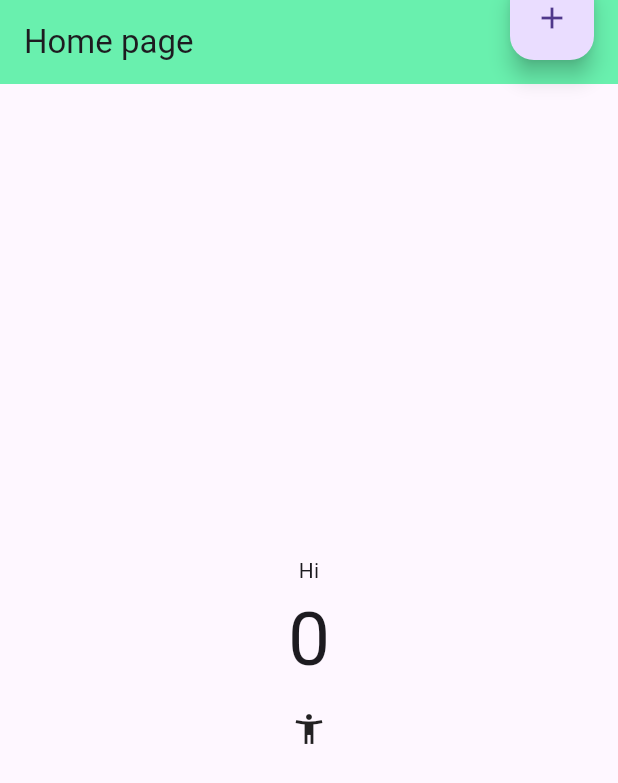
After one commit to Madina192/counterFlutter, a Flutter app: the MainPage screen opened directly, after a tap on the "accessibility new" icon, on a phone screen of 412 x 824 dp. The commit adds this screen. Shown: the top 783 px of the screen. Run offline on Flutter 3.47's test engine with Material 2 defaults, Android fonts, the phone set to English and light mode, and no system bars.

Commit message:
added second

```diff
--- a/lib/main.dart
+++ b/lib/main.dart
@@ -1,4 +1,5 @@
 import 'package:flutter/material.dart';
+
 
 void main() {
   runApp(const MyApp());
--- /dev/null
+++ b/lib/second.dart
@@ -0,0 +1,81 @@
+import 'package:flutter/material.dart';
+
+void main() => runApp(HomeApp());
+
+class HomeApp extends StatelessWidget {
+  const HomeApp({super.key});
+
+  @override
+  Widget build(BuildContext context) {
+    return MaterialApp(
+      debugShowCheckedModeBanner: false,
+      title: 'Home page',
+      theme: ThemeData(useMaterial3: true),
+      home: MainPage(),
+    );
+  }
+}
+
+class MainPage extends StatefulWidget {
+  const MainPage({super.key});
+
+  @override
+  State<MainPage> createState() => _MainPageState();
+}
+
+class _MainPageState extends State<MainPage> {
+  int counter = 0;
+
+  void reset() => setState(() {
+        counter = 0;
+      });
+  int greetingIndex = 0;
+  List<String> greetings = ['Hello', 'Hi', 'Ciao', 'Nihao'];
+
+  void setGreeting() {
+    setState(() {
+      if (greetingIndex >= greetings.length - 1) {
+        greetingIndex = 0;
+      } else {
+        greetingIndex++;
+      }
+    });
+  }
+
+  @override
+  Widget build(BuildContext context) {
+    return Scaffold(
+        appBar: AppBar(
+          title: Text('Home page'),
+          backgroundColor: Colors.greenAccent,
+        ),
+        body: Center(
+          child: Column(
+            mainAxisAlignment: MainAxisAlignment.center,
+            children: [
+              Text('${greetings[greetingIndex]}'),
+              Text(
+                "$counter",
+                style: TextStyle(fontSize: 50),
+              ),
+              MaterialButton(
+                  child: Icon(Icons.accessibility_new_sharp),
+                  onPressed: () {
+                    setGreeting();
+                  })
+            ],
+          ),
+        ),
+        floatingActionButton: Column(
+          children: [
+            FloatingActionButton(
+                child: Icon(Icons.add),
+                onPressed: () {
+                  setState(() {
+                    counter++;
+                  });
+                }),
+          ],
+        ));
+  }
+}
```
